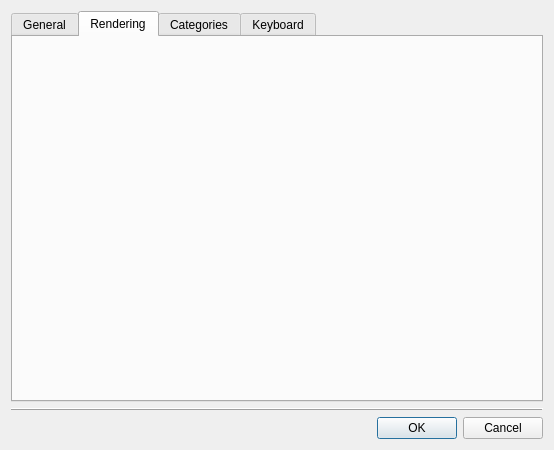
ldraw-linux/leocad, file qt/lc_qpreferencesdialog.ui: the form before one commit.
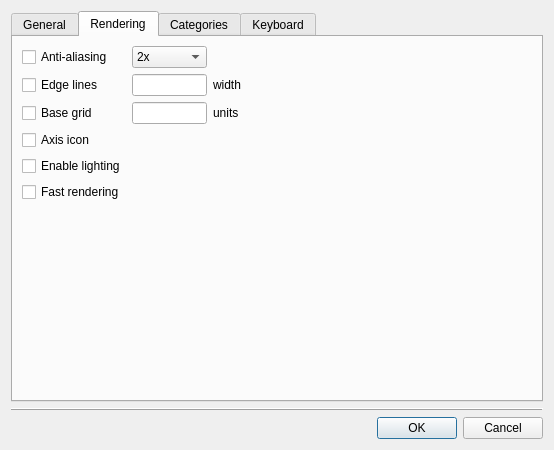
The form after the commit. The open tabs and pages were chosen to show the change.

The edit to the form file:
```diff
--- a/qt/lc_qpreferencesdialog.ui
+++ b/qt/lc_qpreferencesdialog.ui
@@ -28,6 +28,129 @@
       <attribute name="title">
        <string>Rendering</string>
       </attribute>
+      <layout class="QGridLayout" name="gridLayout">
+       <item row="2" column="0">
+        <widget class="QCheckBox" name="baseGrid">
+         <property name="text">
+          <string>Base grid</string>
+         </property>
+        </widget>
+       </item>
+       <item row="0" column="0">
+        <widget class="QCheckBox" name="antiAliasing">
+         <property name="text">
+          <string>Anti-aliasing</string>
+         </property>
+        </widget>
+       </item>
+       <item row="1" column="0">
+        <widget class="QCheckBox" name="edgeLines">
+         <property name="text">
+          <string>Edge lines</string>
+         </property>
+        </widget>
+       </item>
+       <item row="8" column="0">
+        <spacer name="verticalSpacer">
+         <property name="orientation">
+          <enum>Qt::Vertical</enum>
+         </property>
+         <property name="sizeHint" stdset="0">
+          <size>
+           <width>20</width>
+           <height>40</height>
+          </size>
+         </property>
+        </spacer>
+       </item>
+       <item row="5" column="0">
+        <widget class="QCheckBox" name="fastRendering">
+         <property name="text">
+          <string>Fast rendering</string>
+         </property>
+        </widget>
+       </item>
+       <item row="4" column="0">
+        <widget class="QCheckBox" name="enableLighting">
+         <property name="text">
+          <string>Enable lighting</string>
+         </property>
+        </widget>
+       </item>
+       <item row="1" column="1">
+        <widget class="QLineEdit" name="lineWidth">
+         <property name="maximumSize">
+          <size>
+           <width>75</width>
+           <height>16777215</height>
+          </size>
+         </property>
+        </widget>
+       </item>
+       <item row="0" column="1">
+        <widget class="QComboBox" name="antiAliasingSamples">
+         <item>
+          <property name="text">
+           <string>2x</string>
+          </property>
+         </item>
+         <item>
+          <property name="text">
+           <string>4x</string>
+          </property>
+         </item>
+         <item>
+          <property name="text">
+           <string>8x</string>
+          </property>
+         </item>
+        </widget>
+       </item>
+       <item row="3" column="0">
+        <widget class="QCheckBox" name="axisIcon">
+         <property name="text">
+          <string>Axis icon</string>
+         </property>
+        </widget>
+       </item>
+       <item row="2" column="1">
+        <widget class="QLineEdit" name="gridUnits">
+         <property name="maximumSize">
+          <size>
+           <width>75</width>
+           <height>16777215</height>
+          </size>
+         </property>
+        </widget>
+       </item>
+       <item row="2" column="2">
+        <widget class="QLabel" name="label">
+         <property name="text">
+          <string>units</string>
+         </property>
+        </widget>
+       </item>
+       <item row="1" column="2">
+        <widget class="QLabel" name="label_2">
+         <property name="text">
+          <string>width</string>
+         </property>
+        </widget>
+       </item>
+       <item row="0" column="3">
+        <spacer name="horizontalSpacer_2">
+         <property name="orientation">
+          <enum>Qt::Horizontal</enum>
+         </property>
+         <property name="sizeHint" stdset="0">
+          <size>
+           <width>40</width>
+           <height>20</height>
+          </size>
+         </property>
+        </spacer>
+       </item>
+      </layout>
      </widget>
      <widget class="QWidget" name="tabCategories">
       <attribute name="title">
```
Left out of the diff: 146 changed lines with no effect on the pictures.
